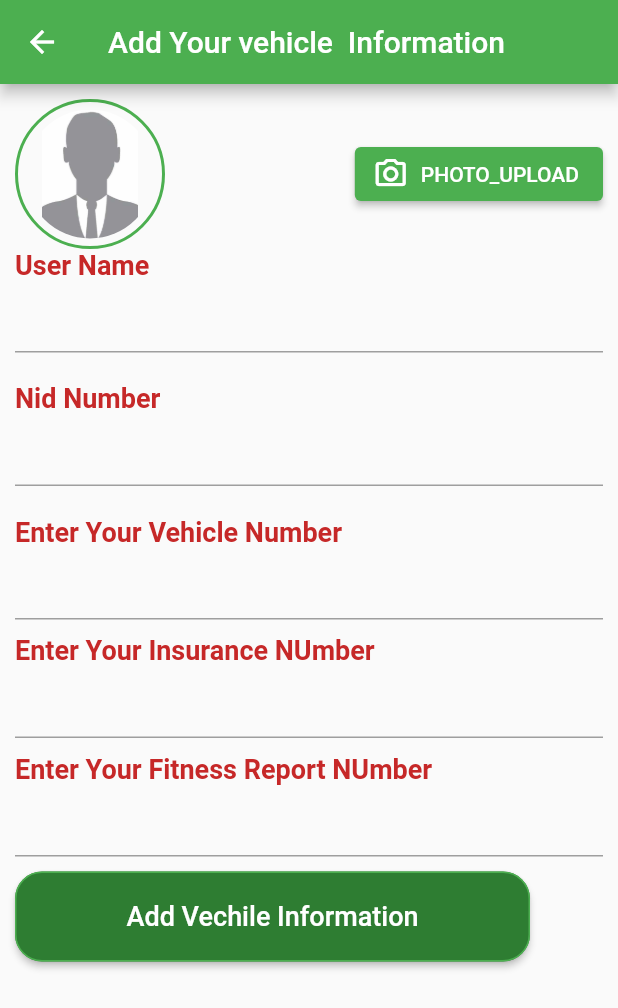
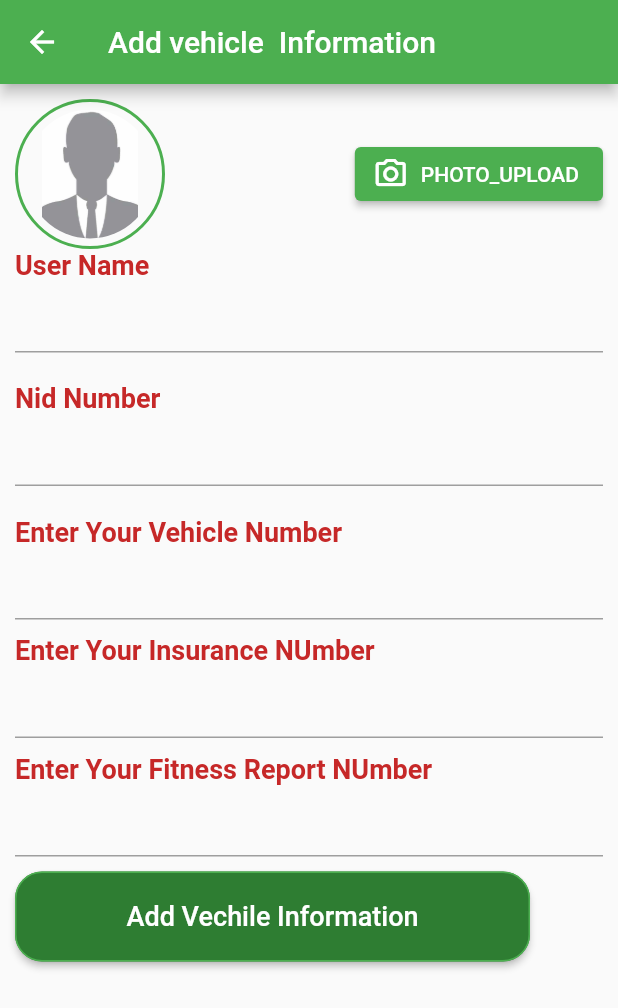
Before and after one commit to samuchakraborty/Traffice-License-Vehicle-Information-System, a Flutter app: the AddVehicleByAdmin screen opened directly, on a phone screen of 412 x 824 dp. Shown: the top 1008 px of the screen. Run offline on Flutter 3.47's test engine with Material 2 defaults, Android fonts, the phone set to English and light mode, and no system bars; our stand-ins replace dio, flutter_riverpod, fluttertoast, image_picker; missing offline and left inert: flutter_sslcommerz, multiselect_formfield.

Commit message:
ui fixed

```diff
--- a/lib/admin/screen/add_vechile_by_admin.dart
+++ b/lib/admin/screen/add_vechile_by_admin.dart
@@ -27,7 +27,7 @@ class _AddVehicleByAdminState extends State<AddVehicleByAdmin> {
 
     return Scaffold(
       appBar: AppBar(
-        title: Text("Add Your vehicle  Information"),
+        title: Text("Add vehicle  Information"),
       ),
       body: SingleChildScrollView(
         child: Container(
--- a/lib/police/screens/verify_vehicle.dart
+++ b/lib/police/screens/verify_vehicle.dart
@@ -103,7 +103,8 @@ class VerifyVehicle extends ConsumerWidget {
                             ),
                           ],
                         ),
-                        Column(
+                        Expanded(
+                          child: Column(
                             children: [
                               Image.network(
                                 'http://10.0.2.2:3000/' +
@@ -118,6 +119,7 @@ class VerifyVehicle extends ConsumerWidget {
                                 "Vehicle Image",
                               ),
                             ],
+                          ),
                         ),
                       ],
                     ),
```
Lines whose indentation alone changed are shown as unchanged.
